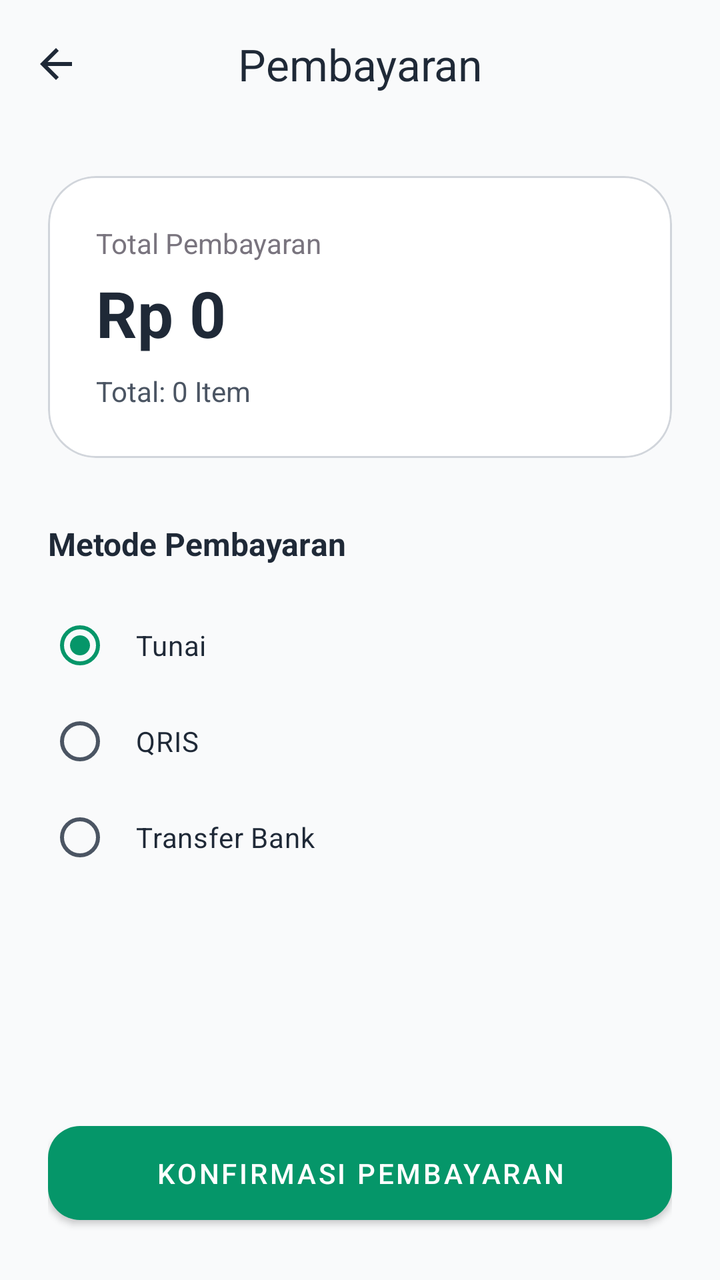
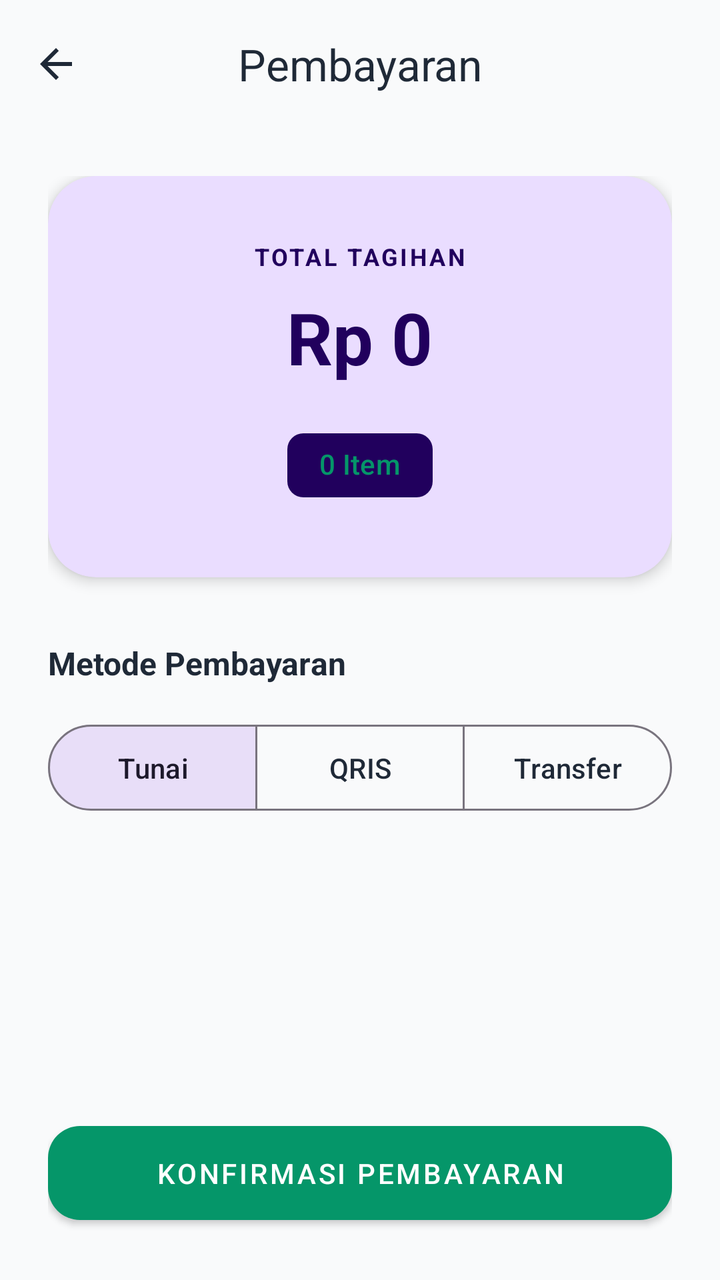

The first picture is an Android layout as it rendered before a commit; the second is the same layout after the commit. The layout source and the unified diff follow.
<!-- AndroidManifest.xml: application theme Theme.PenjualanDev -->
<!-- res/layout/activity_pembayaran.xml -->
<?xml version="1.0" encoding="utf-8"?>
<androidx.coordinatorlayout.widget.CoordinatorLayout
    xmlns:android="http://schemas.android.com/apk/res/android"
    xmlns:app="http://schemas.android.com/apk/res-auto"
    xmlns:tools="http://schemas.android.com/tools"
    android:layout_width="match_parent"
    android:layout_height="match_parent"
    android:background="?attr/colorSurface"
    tools:context=".PembayaranActivity">

    
    <com.google.android.material.appbar.AppBarLayout
        android:layout_width="match_parent"
        android:layout_height="wrap_content"
        app:elevation="0dp"
        android:background="?attr/colorSurface">

        <com.google.android.material.appbar.MaterialToolbar
            android:id="@+id/toolbar"
            android:layout_width="match_parent"
            android:layout_height="?attr/actionBarSize"
            app:title="Pembayaran"
            app:titleCentered="true"
            app:titleTextColor="?attr/colorOnSurface"
            app:navigationIcon="?homeAsUpIndicator"
            app:navigationIconTint="?attr/colorOnSurface">
        </com.google.android.material.appbar.MaterialToolbar>
    </com.google.android.material.appbar.AppBarLayout>

    <LinearLayout
        android:layout_width="match_parent"
        android:layout_height="match_parent"
        android:orientation="vertical"
        android:padding="24dp"
        app:layout_behavior="@string/appbar_scrolling_view_behavior">

        
        <com.google.android.material.card.MaterialCardView
            android:layout_width="match_parent"
            android:layout_height="wrap_content"
            app:cardCornerRadius="24dp"
            app:cardElevation="0dp"
            app:strokeWidth="1dp"
            app:strokeColor="@color/colorOutlineStroke"
            app:cardBackgroundColor="?attr/colorSurfaceContainerHigh">

            <LinearLayout
                android:layout_width="match_parent"
                android:layout_height="wrap_content"
                android:orientation="vertical"
                android:padding="24dp">

                <TextView
                    android:layout_width="wrap_content"
                    android:layout_height="wrap_content"
                    android:text="Total Pembayaran"
                    android:textColor="?attr/colorOutline"
                    android:textSize="14sp" />

                <TextView
                    android:id="@+id/tv_total_price"
                    android:layout_width="wrap_content"
                    android:layout_height="wrap_content"
                    android:layout_marginTop="4dp"
                    android:text="Rp 0"
                    android:textColor="?attr/colorOnSurface"
                    android:textSize="32sp"
                    android:textStyle="bold" />

                <TextView
                    android:id="@+id/tv_total_items"
                    android:layout_width="wrap_content"
                    android:layout_height="wrap_content"
                    android:layout_marginTop="8dp"
                    android:text="Total: 0 Item"
                    android:textColor="?attr/colorOnSurfaceVariant"
                    android:textSize="14sp" />
            </LinearLayout>
        </com.google.android.material.card.MaterialCardView>

        <TextView
            android:layout_width="match_parent"
            android:layout_height="wrap_content"
            android:layout_marginTop="32dp"
            android:text="Metode Pembayaran"
            android:textColor="?attr/colorOnSurface"
            android:textSize="16sp"
            android:textStyle="bold" />

        <RadioGroup
            android:id="@+id/rg_payment_method"
            android:layout_width="match_parent"
            android:layout_height="wrap_content"
            android:layout_marginTop="16dp">

            <RadioButton
                android:id="@+id/rb_tunai"
                android:layout_width="match_parent"
                android:layout_height="wrap_content"
                android:text="Tunai"
                android:textColor="?attr/colorOnSurface"
                android:checked="true"
                android:padding="12dp" />

            <RadioButton
                android:id="@+id/rb_qris"
                android:layout_width="match_parent"
                android:layout_height="wrap_content"
                android:text="QRIS"
                android:textColor="?attr/colorOnSurface"
                android:padding="12dp" />
            
            <RadioButton
                android:id="@+id/rb_transfer"
                android:layout_width="match_parent"
                android:layout_height="wrap_content"
                android:text="Transfer Bank"
                android:textColor="?attr/colorOnSurface"
                android:padding="12dp" />
        </RadioGroup>

        <Space
            android:layout_width="match_parent"
            android:layout_height="0dp"
            android:layout_weight="1" />

        <com.google.android.material.button.MaterialButton
            android:id="@+id/btn_confirm_payment"
            style="@style/Widget.MaterialComponents.Button"
            android:layout_width="match_parent"
            android:layout_height="wrap_content"
            android:text="Konfirmasi Pembayaran"
            app:cornerRadius="16dp"
            android:paddingVertical="14dp"
            app:backgroundTint="?attr/colorPrimary"
            android:textColor="?attr/colorOnPrimary" />
            
    </LinearLayout>
</androidx.coordinatorlayout.widget.CoordinatorLayout>
<!-- resources referenced by this layout -->
<resources>
  <color name="colorOutlineStroke">#D1D5DB</color>
  <style name="Theme.PenjualanDev" parent="Base.Theme.PenjualanDev" />
  <style name="Base.Theme.PenjualanDev" parent="Theme.Material3.Light.NoActionBar">
          
          <item name="colorPrimary">@color/colorPrimary</item>
          <item name="colorOnPrimary">@color/colorOnPrimary</item>
          
          <item name="colorSecondary">@color/colorSecondary</item>
          <item name="colorOnSecondary">@color/colorOnSecondary</item>
          
          <item name="android:statusBarColor">@color/colorPrimary</item>
          
          <item name="colorSurface">@color/colorScreenBackground</item>
          <item name="colorOnSurface">@color/colorPrimaryText</item>
          <item name="colorSurfaceContainer">@color/colorCardBackground</item>
          <item name="colorSurfaceContainerHigh">@color/white</item>
          <item name="colorOnSurfaceVariant">@color/colorSecondaryText</item>
          <item name="colorError">@color/red</item>
          
          <item name="materialButtonStyle">@style/Widget.App.Button</item>
      </style>
  <color name="colorPrimary">#059669</color>
  <color name="colorOnPrimary">#FFFFFF</color>
  <color name="colorSecondary">#D1FAE5</color>
  <color name="colorOnSecondary">#064E3B</color>
  <color name="colorScreenBackground">#F9FAFB</color>
  <color name="colorPrimaryText">#1F2937</color>
  <color name="colorCardBackground">#FFFFFF</color>
  <color name="white">#FFFFFFFF</color>
  <color name="colorSecondaryText">#4B5563</color>
  <color name="red">#EF4444</color>
  <style name="Widget.App.Button" parent="Widget.Material3.Button">
          <item name="cornerRadius">12dp</item>
          <item name="android:minHeight">48dp</item>
          <item name="backgroundTint">@color/colorPrimary</item>
          <item name="android:textColor">@color/white</item>
          <item name="android:insetTop">0dp</item>
          <item name="android:insetBottom">0dp</item>
      </style>
</resources>

<!-- the commit's change to res/layout/activity_pembayaran.xml (unified diff, before → after) -->
@@ -39,42 +39,46 @@
             android:layout_width="match_parent"
             android:layout_height="wrap_content"
             app:cardCornerRadius="24dp"
-            app:cardElevation="0dp"
-            app:strokeWidth="1dp"
-            app:strokeColor="@color/colorOutlineStroke"
-            app:cardBackgroundColor="?attr/colorSurfaceContainerHigh">
+            app:cardElevation="4dp"
+            app:strokeWidth="0dp"
+            app:cardBackgroundColor="?attr/colorPrimaryContainer">
 
             <LinearLayout
                 android:layout_width="match_parent"
                 android:layout_height="wrap_content"
                 android:orientation="vertical"
-                android:padding="24dp">
+                android:gravity="center"
+                android:padding="32dp">
 
                 <TextView
                     android:layout_width="wrap_content"
                     android:layout_height="wrap_content"
-                    android:text="Total Pembayaran"
-                    android:textColor="?attr/colorOutline"
-                    android:textSize="14sp" />
+                    android:text="TOTAL TAGIHAN"
+                    android:textColor="?attr/colorOnPrimaryContainer"
+                    android:textStyle="bold"
+                    android:letterSpacing="0.1"
+                    android:textSize="12sp" />
 
                 <TextView
                     android:id="@+id/tv_total_price"
                     android:layout_width="wrap_content"
                     android:layout_height="wrap_content"
-                    android:layout_marginTop="4dp"
+                    android:layout_marginTop="8dp"
                     android:text="Rp 0"
-                    android:textColor="?attr/colorOnSurface"
-                    android:textSize="32sp"
+                    android:textColor="?attr/colorOnPrimaryContainer"
+                    android:textSize="36sp"
                     android:textStyle="bold" />
 
-                <TextView
+                <com.google.android.material.chip.Chip
                     android:id="@+id/tv_total_items"
                     android:layout_width="wrap_content"
                     android:layout_height="wrap_content"
-                    android:layout_marginTop="8dp"
-                    android:text="Total: 0 Item"
-                    android:textColor="?attr/colorOnSurfaceVariant"
-                    android:textSize="14sp" />
+                    android:layout_marginTop="16dp"
+                    android:text="0 Item"
+                    android:textColor="?attr/colorPrimary"
+                    app:chipBackgroundColor="?attr/colorOnPrimaryContainer"
+                    app:chipStrokeWidth="0dp"
+                    app:chipMinHeight="32dp"/>
             </LinearLayout>
         </com.google.android.material.card.MaterialCardView>
 
@@ -87,37 +91,42 @@
             android:textSize="16sp"
             android:textStyle="bold" />
 
-        <RadioGroup
-            android:id="@+id/rg_payment_method"
+        <com.google.android.material.button.MaterialButtonToggleGroup
+            android:id="@+id/toggle_payment_method"
             android:layout_width="match_parent"
             android:layout_height="wrap_content"
-            android:layout_marginTop="16dp">
+            android:layout_marginTop="16dp"
+            app:singleSelection="true"
+            app:selectionRequired="true"
+            app:checkedButton="@+id/btn_tunai">
 
-            <RadioButton
-                android:id="@+id/rb_tunai"
-                android:layout_width="match_parent"
+            <com.google.android.material.button.MaterialButton
+                android:id="@+id/btn_tunai"
+                style="?attr/materialButtonOutlinedStyle"
+                android:layout_width="0dp"
                 android:layout_height="wrap_content"
-                android:text="Tunai"
-                android:textColor="?attr/colorOnSurface"
-                android:checked="true"
-                android:padding="12dp" />
+                android:layout_weight="1"
+                android:paddingVertical="12dp"
+                android:text="Tunai" />
 
-            <RadioButton
-                android:id="@+id/rb_qris"
-                android:layout_width="match_parent"
+            <com.google.android.material.button.MaterialButton
+                android:id="@+id/btn_qris"
+                style="?attr/materialButtonOutlinedStyle"
+                android:layout_width="0dp"
                 android:layout_height="wrap_content"
-                android:text="QRIS"
-                android:textColor="?attr/colorOnSurface"
-                android:padding="12dp" />
+                android:layout_weight="1"
+                android:paddingVertical="12dp"
+                android:text="QRIS" />
             
-            <RadioButton
-                android:id="@+id/rb_transfer"
-                android:layout_width="match_parent"
+            <com.google.android.material.button.MaterialButton
+                android:id="@+id/btn_transfer"
+                style="?attr/materialButtonOutlinedStyle"
+                android:layout_width="0dp"
                 android:layout_height="wrap_content"
-                android:text="Transfer Bank"
-                android:textColor="?attr/colorOnSurface"
-                android:padding="12dp" />
-        </RadioGroup>
+                android:layout_weight="1"
+                android:paddingVertical="12dp"
+                android:text="Transfer" />
+        </com.google.android.material.button.MaterialButtonToggleGroup>
 
         <Space
             android:layout_width="match_parent"
<!-- resource entries referenced after the edit -->
@@ -1,6 +1,5 @@
 <!-- resources referenced by this layout -->
 <resources>
-  <color name="colorOutlineStroke">#D1D5DB</color>
   <style name="Theme.PenjualanDev" parent="Base.Theme.PenjualanDev" />
   <style name="Base.Theme.PenjualanDev" parent="Theme.Material3.Light.NoActionBar">
           
